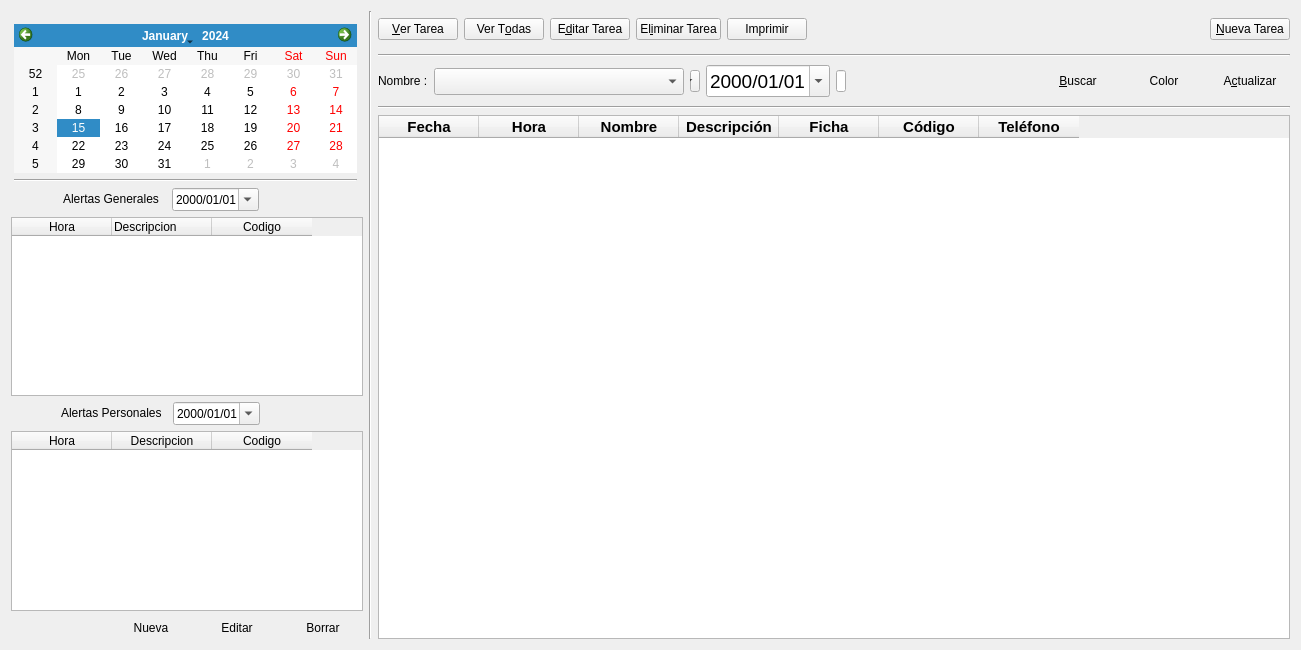
Above: agenda/agenda_ui.ui from rodety/manager before the change. Below: the same form after it.
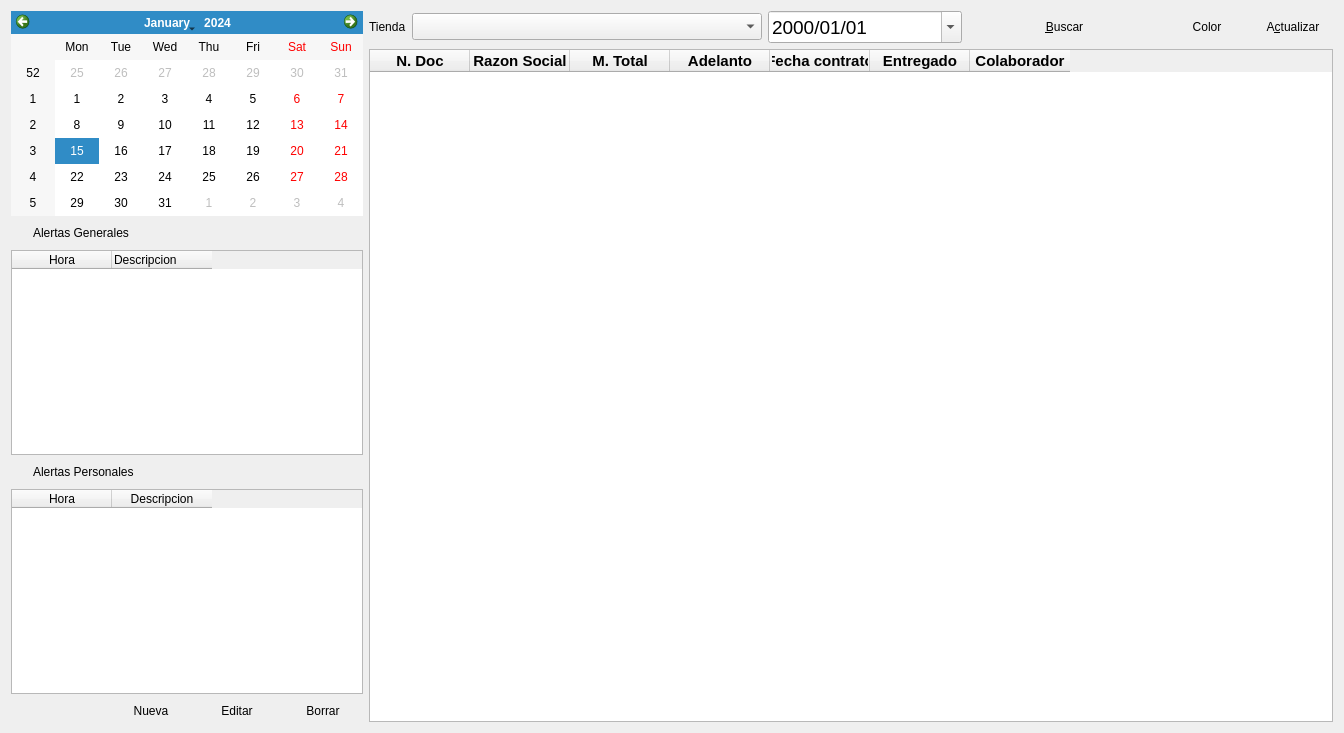
That is the form after the change. Icons and pictures are not drawn.

Diff of the .ui file:
```diff
--- a/agenda/agenda_ui.ui
+++ b/agenda/agenda_ui.ui
@@ -6,8 +6,8 @@
    <rect>
     <x>0</x>
     <y>0</y>
-    <width>1301</width>
-    <height>650</height>
+    <width>1344</width>
+    <height>733</height>
    </rect>
   </property>
   <property name="sizeIncrement">
@@ -19,34 +19,25 @@
   <property name="windowTitle">
    <string>Form</string>
   </property>
-  <layout class="QGridLayout" name="gridLayout_11">
+  <layout class="QGridLayout" name="gridLayout_2">
    <item row="0" column="0">
-    <layout class="QGridLayout" name="gridLayout_10">
-     <item row="0" column="1">
-      <widget class="Line" name="line_2">
-       <property name="sizePolicy">
-        <sizepolicy hsizetype="Fixed" vsizetype="Expanding">
-         <horstretch>0</horstretch>
-         <verstretch>0</verstretch>
-        </sizepolicy>
-       </property>
-       <property name="frameShadow">
-        <enum>QFrame::Sunken</enum>
-       </property>
-       <property name="lineWidth">
-        <number>1</number>
-       </property>
-       <property name="orientation">
-        <enum>Qt::Vertical</enum>
-       </property>
-      </widget>
-     </item>
-     <item row="0" column="2">
-      <layout class="QGridLayout" name="gridLayout_5">
-       <item row="0" column="0">
-        <layout class="QGridLayout" name="gridLayout_3">
-         <item row="0" column="0">
-          <widget class="QPushButton" name="pushButton_showTask">
+    <layout class="QGridLayout" name="gridLayout">
+     <item row="0" column="0" rowspan="2" colspan="2">
+      <layout class="QVBoxLayout" name="verticalLayout">
+       <item>
+        <widget class="QCalendarWidget" name="calendarWidget">
+         <property name="maximumSize">
+          <size>
+           <width>400</width>
+           <height>16777215</height>
+          </size>
+         </property>
+        </widget>
+       </item>
+       <item>
+        <layout class="QHBoxLayout" name="horizontalLayout">
+         <item>
+          <widget class="QLabel" name="label_2">
            <property name="sizePolicy">
             <sizepolicy hsizetype="Fixed" vsizetype="Fixed">
              <horstretch>0</horstretch>
@@ -54,57 +45,73 @@
             </sizepolicy>
            </property>
            <property name="text">
-            <string>&amp;Ver Tarea</string>
+            <string>Alertas Generales </string>
            </property>
-           <property name="icon">
-            <iconset resource="../Icons/Icons.qrc">
-             <normaloff>:/Icons/file_search.png</normaloff>:/Icons/file_search.png</iconset>
+          </widget>
+         </item>
+         <item>
+          <widget class="QPushButton" name="pushButton_show_SelectAlert">
+           <property name="enabled">
+            <bool>true</bool>
            </property>
-           <property name="iconSize">
-            <size>
-             <width>20</width>
-             <height>20</height>
-            </size>
+           <property name="sizePolicy">
+            <sizepolicy hsizetype="Fixed" vsizetype="Fixed">
+             <horstretch>0</horstretch>
+             <verstretch>0</verstretch>
+            </sizepolicy>
            </property>
            <property name="shortcut">
             <string>Alt+V</string>
            </property>
-           <property name="checkable">
-            <bool>false</bool>
+           <property name="text">
+            <string/>
            </property>
            <property name="autoRepeat">
             <bool>true</bool>
            </property>
-           <property name="autoDefault">
-            <bool>false</bool>
-           </property>
-           <property name="default">
-            <bool>false</bool>
-           </property>
            <property name="flat">
-            <bool>false</bool>
+            <bool>true</bool>
            </property>
           </widget>
          </item>
-         <item row="0" column="1">
-          <widget class="QPushButton" name="pushButton_showAll">
+         <item>
+          <widget class="QPushButton" name="pushButton_Alerta_General_show">
            <property name="sizePolicy">
             <sizepolicy hsizetype="Fixed" vsizetype="Fixed">
              <horstretch>0</horstretch>
              <verstretch>0</verstretch>
             </sizepolicy>
            </property>
-           <property name="statusTip">
+           <property name="text">
             <string/>
            </property>
            <property name="accessibleName">
             <string notr="true"/>
            </property>
-           <property name="accessibleDescription">
-            <string notr="true"/>
+           <property name="iconSize">
+            <size>
+             <width>16</width>
+             <height>16</height>
+            </size>
            </property>
+           <property name="flat">
+            <bool>true</bool>
+           </property>
+          </widget>
+         </item>
+         <item>
+          <widget class="QPushButton" name="pushButton_AlertaGeneral_changeColor">
+           <property name="enabled">
+            <bool>true</bool>
+           </property>
+           <property name="sizePolicy">
+            <sizepolicy hsizetype="Fixed" vsizetype="Fixed">
+             <horstretch>0</horstretch>
+             <verstretch>0</verstretch>
+            </sizepolicy>
+           </property>
            <property name="text">
-            <string>Ver T&amp;odas</string>
+            <string/>
            </property>
            <property name="icon">
             <iconset resource="../Icons/Icons.qrc">
@@ -112,38 +119,98 @@
            </property>
            <property name="iconSize">
             <size>
-             <width>20</width>
-             <height>20</height>
+             <width>16</width>
+             <height>16</height>
             </size>
            </property>
-           <property name="shortcut">
-            <string notr="true" extracomment="Para Mostrar todos">Alt+O</string>
-           </property>
-           <property name="checkable">
+           <property name="autoDefault">
             <bool>false</bool>
            </property>
-           <property name="checked">
+           <property name="default">
             <bool>false</bool>
            </property>
-           <property name="autoRepeat">
-            <bool>false</bool>
+           <property name="flat">
+            <bool>true</bool>
            </property>
-           <property name="autoExclusive">
-            <bool>false</bool>
+          </widget>
+         </item>
+        </layout>
+       </item>
+       <item>
+        <widget class="QTableWidget" name="tableWidget_Alert">
+         <property name="sizePolicy">
+          <sizepolicy hsizetype="Expanding" vsizetype="Expanding">
+           <horstretch>0</horstretch>
+           <verstretch>0</verstretch>
+          </sizepolicy>
+         </property>
+         <property name="minimumSize">
+          <size>
+           <width>0</width>
+           <height>0</height>
+          </size>
+         </property>
+         <property name="maximumSize">
+          <size>
+           <width>400</width>
+           <height>16777215</height>
+          </size>
+         </property>
+         <property name="wordWrap">
+          <bool>true</bool>
+         </property>
+         <column>
+          <property name="text">
+           <string>Hora</string>
+          </property>
+         </column>
+         <column>
+          <property name="text">
+           <string>Descripcion</string>
+          </property>
+          <property name="textAlignment">
+           <set>AlignLeft|AlignVCenter</set>
+          </property>
+         </column>
+        </widget>
+       </item>
+       <item>
+        <layout class="QHBoxLayout" name="horizontalLayout_2">
+         <item>
+          <widget class="QLabel" name="label_3">
+           <property name="sizePolicy">
+            <sizepolicy hsizetype="Fixed" vsizetype="Fixed">
+             <horstretch>0</horstretch>
+             <verstretch>0</verstretch>
+            </sizepolicy>
            </property>
-           <property name="autoDefault">
-            <bool>false</bool>
+           <property name="text">
+            <string>Alertas Personales </string>
            </property>
-           <property name="default">
-            <bool>false</bool>
+          </widget>
+         </item>
+         <item>
+          <widget class="QPushButton" name="pushButton_show_SelectAlert_Personales_4">
+           <property name="sizePolicy">
+            <sizepolicy hsizetype="Fixed" vsizetype="Fixed">
+             <horstretch>0</horstretch>
+             <verstretch>0</verstretch>
+            </sizepolicy>
            </property>
+           <property name="text">
+            <string/>
+           </property>
+           <property name="icon">
+            <iconset resource="../Icons/Icons.qrc">
+             <normaloff>:/Icons/playback_reload.png</normaloff>:/Icons/playback_reload.png</iconset>
+           </property>
            <property name="flat">
-            <bool>false</bool>
+            <bool>true</bool>
            </property>
           </widget>
          </item>
-         <item row="0" column="2">
-          <widget class="QPushButton" name="pushButton_editTask">
+         <item>
+          <widget class="QPushButton" name="pushButton_Alert_Personal_show">
            <property name="sizePolicy">
             <sizepolicy hsizetype="Fixed" vsizetype="Fixed">
              <horstretch>0</horstretch>
@@ -151,7 +218,7 @@
             </sizepolicy>
            </property>
            <property name="text">
-            <string>E&amp;ditar Tarea</string>
+            <string/>
            </property>
            <property name="icon">
             <iconset resource="../Icons/Icons.qrc">
@@ -159,20 +226,17 @@
            </property>
            <property name="iconSize">
             <size>
-             <width>20</width>
-             <height>20</height>
+             <width>16</width>
+             <height>16</height>
             </size>
            </property>
-           <property name="shortcut">
-            <string>Alt+D</string>
-           </property>
-           <property name="autoExclusive">
+           <property name="flat">
             <bool>true</bool>
            </property>
           </widget>
          </item>
-         <item row="0" column="4">
-          <widget class="QPushButton" name="pushButton_deleteTask">
+         <item>
+          <widget class="QPushButton" name="pushButton_Alert_Personal_changeColor">
            <property name="sizePolicy">
             <sizepolicy hsizetype="Fixed" vsizetype="Fixed">
              <horstretch>0</horstretch>
@@ -180,7 +244,7 @@
             </sizepolicy>
            </property>
            <property name="text">
-            <string>El&amp;iminar Tarea</string>
+            <string/>
            </property>
            <property name="icon">
             <iconset resource="../Icons/Icons.qrc">
@@ -188,30 +252,69 @@
            </property>
            <property name="iconSize">
             <size>
-             <width>20</width>
-             <height>20</height>
+             <width>16</width>
+             <height>16</height>
             </size>
            </property>
-           <property name="shortcut">
-            <string>Alt+I</string>
+           <property name="flat">
+            <bool>true</bool>
            </property>
           </widget>
          </item>
-         <item row="0" column="6">
-          <spacer name="horizontalSpacer_4">
+        </layout>
+       </item>
+       <item>
+        <widget class="QTableWidget" name="tableWidget_Alert_Personales">
+         <property name="sizePolicy">
+          <sizepolicy hsizetype="Expanding" vsizetype="Expanding">
+           <horstretch>0</horstretch>
+           <verstretch>0</verstretch>
+          </sizepolicy>
+         </property>
+         <property name="minimumSize">
+          <size>
+           <width>0</width>
+           <height>0</height>
+          </size>
+         </property>
+         <property name="maximumSize">
+          <size>
+           <width>400</width>
+           <height>16777215</height>
+          </size>
+         </property>
+         <property name="wordWrap">
+          <bool>true</bool>
+         </property>
+         <column>
+          <property name="text">
+           <string>Hora</string>
+          </property>
+         </column>
+         <column>
+          <property name="text">
+           <string>Descripcion</string>
+          </property>
+         </column>
+        </widget>
+       </item>
+       <item>
+        <layout class="QHBoxLayout" name="horizontalLayout_4">
+         <item>
+          <spacer name="horizontalSpacer">
            <property name="orientation">
             <enum>Qt::Horizontal</enum>
            </property>
            <property name="sizeHint" stdset="0">
             <size>
-             <width>1500</width>
-             <height>37</height>
+             <width>100</width>
+             <height>20</height>
             </size>
            </property>
           </spacer>
          </item>
-         <item row="0" column="7">
-          <widget class="QPushButton" name="pushButton_newTask">
+         <item>
+          <widget class="QPushButton" name="pushButton_Alert_Personales_add">
            <property name="sizePolicy">
             <sizepolicy hsizetype="Fixed" vsizetype="Fixed">
              <horstretch>0</horstretch>
@@ -219,7 +322,7 @@
             </sizepolicy>
            </property>
            <property name="text">
-            <string>&amp;Nueva Tarea</string>
+            <string>Nueva</string>
            </property>
            <property name="icon">
             <iconset resource="../Icons/Icons.qrc">
@@ -227,44 +330,89 @@
            </property>
            <property name="iconSize">
             <size>
-             <width>20</width>
-             <height>20</height>
+             <width>16</width>
+             <height>16</height>
             </size>
            </property>
-           <property name="shortcut">
-            <string>Alt+N</string>
+           <property name="flat">
+            <bool>true</bool>
            </property>
           </widget>
          </item>
-         <item row="0" column="5">
-          <widget class="QPushButton" name="pushButton_printList">
+         <item>
+          <widget class="QPushButton" name="pushButton_Alert_Personales_edit">
+           <property name="sizePolicy">
+            <sizepolicy hsizetype="Fixed" vsizetype="Fixed">
+             <horstretch>0</horstretch>
+             <verstretch>0</verstretch>
+            </sizepolicy>
+           </property>
            <property name="text">
-            <string>Imprimir</string>
+            <string>Editar</string>
            </property>
            <property name="icon">
             <iconset resource="../Icons/Icons.qrc">
-             <normaloff>:/Icons/Print.png</normaloff>:/Icons/Print.png</iconset>
+             <normaloff>:/Icons/1349716425_doc_edit.png</normaloff>:/Icons/1349716425_doc_edit.png</iconset>
+           </property>
+           <property name="iconSize">
+            <size>
+             <width>16</width>
+             <height>16</height>
+            </size>
+           </property>
+           <property name="flat">
+            <bool>true</bool>
+           </property>
+          </widget>
+         </item>
+         <item>
+          <widget class="QPushButton" name="pushButton_Alert_Personales_remove">
+           <property name="sizePolicy">
+            <sizepolicy hsizetype="Fixed" vsizetype="Fixed">
+             <horstretch>0</horstretch>
+             <verstretch>0</verstretch>
+            </sizepolicy>
+           </property>
+           <property name="text">
+            <string>Borrar</string>
+           </property>
+           <property name="icon">
+            <iconset resource="../Icons/Icons.qrc">
+             <normaloff>:/Icons/1349716428_trash.png</normaloff>:/Icons/1349716428_trash.png</iconset>
+           </property>
+           <property name="iconSize">
+            <size>
+             <width>16</width>
+             <height>16</height>
+            </size>
+           </property>
+           <property name="flat">
+            <bool>true</bool>
            </property>
           </widget>
          </item>
         </layout>
        </item>
-       <item row="1" column="0">
-        <widget class="Line" name="line">
-         <property name="sizePolicy">
-          <sizepolicy hsizetype="Minimum" vsizetype="Fixed">
-           <horstretch>0</horstretch>
-           <verstretch>0</verstretch>
-          </sizepolicy>
-         </property>
-         <property name="orientation">
-          <enum>Qt::Horizontal</enum>
-         </property>
-        </widget>
-       </item>
-       <item row="2" column="0">
-        <layout class="QGridLayout" name="gridLayout_2">
-         <item row="0" column="1">
+      </layout>
+     </item>
+     <item row="0" column="2" rowspan="2">
+      <layout class="QVBoxLayout" name="verticalLayout_2">
+       <item>
+        <layout class="QHBoxLayout" name="horizontalLayout_5">
+         <item>
+          <widget class="QLabel" name="label_4">
+           <property name="sizePolicy">
+            <sizepolicy hsizetype="Fixed" vsizetype="Fixed">
+             <horstretch>0</horstretch>
+             <verstretch>0</verstretch>
+            </sizepolicy>
+           </property>
+           <property name="text">
+            <string>Tienda</string>
+           </property>
+          </widget>
+         </item>
+         <item>
           <widget class="QComboBox" name="comboBox_Names">
            <property name="sizePolicy">
             <sizepolicy hsizetype="Expanding" vsizetype="Fixed">
@@ -291,29 +439,7 @@
            </property>
           </widget>
          </item>
-         <item row="0" column="2">
-          <widget class="QComboBox" name="comboBox_dni">
-           <property name="sizePolicy">
-            <sizepolicy hsizetype="Fixed" vsizetype="Fixed">
-             <horstretch>0</horstretch>
-             <verstretch>0</verstretch>
-            </sizepolicy>
-           </property>
-           <property name="minimumSize">
-            <size>
-             <width>10</width>
-             <height>0</height>
-            </size>
-           </property>
-           <property name="maximumSize">
-            <size>
-             <width>10</width>
-             <height>16777215</height>
-            </size>
-           </property>
-          </widget>
-         </item>
-         <item row="0" column="3">
+         <item>
           <widget class="QDateEdit" name="dateEdit_Agenda">
            <property name="font">
             <font>
@@ -331,23 +457,7 @@
            </property>
           </widget>
          </item>
-         <item row="0" column="4">
-          <widget class="QLineEdit" name="lineEdit_codigo">
-           <property name="sizePolicy">
-            <sizepolicy hsizetype="Fixed" vsizetype="Fixed">
-             <horstretch>0</horstretch>
-             <verstretch>0</verstretch>
-            </sizepolicy>
-           </property>
-           <property name="maximumSize">
-            <size>
-             <width>10</width>
-             <height>16777215</height>
-            </size>
-           </property>
-          </widget>
-         </item>
-         <item row="0" column="6">
+         <item>
           <widget class="QPushButton" name="pushButton_show_Agenda">
            <property name="text">
             <string>&amp;Buscar</string>
@@ -370,7 +480,7 @@
            </property>
           </widget>
          </item>
-         <item row="0" column="7">
+         <item>
           <widget class="QPushButton" name="pushButton_agenda_changeColor">
            <property name="enabled">
             <bool>true</bool>
@@ -405,7 +515,7 @@
            </property>
           </widget>
          </item>
-         <item row="0" column="8">
+         <item>
           <widget class="QPushButton" name="pushButton_update_Agenda">
            <property name="sizePolicy">
             <sizepolicy hsizetype="Fixed" vsizetype="Fixed">
@@ -452,539 +562,65 @@
            </property>
           </widget>
          </item>
-         <item row="0" column="0">
-          <widget class="QLabel" name="label_4">
-           <property name="sizePolicy">
-            <sizepolicy hsizetype="Fixed" vsizetype="Fixed">
-             <horstretch>0</horstretch>
-             <verstretch>0</verstretch>
-            </sizepolicy>
-           </property>
-           <property name="text">
-            <string>Nombre :</string>
-           </property>
-          </widget>
-         </item>
-         <item row="0" column="5">
-          <spacer name="horizontalSpacer_5">
-           <property name="orientation">
-            <enum>Qt::Horizontal</enum>
-           </property>
-           <property name="sizeHint" stdset="0">
-            <size>
-             <width>48</width>
-             <height>37</height>
-            </size>
-           </property>
-          </spacer>
-         </item>
         </layout>
        </item>
-       <item row="3" column="0">
-        <layout class="QGridLayout" name="gridLayout_4">
-         <item row="0" column="0">
-          <widget class="Line" name="line_4">
-           <property name="sizePolicy">
-            <sizepolicy hsizetype="Expanding" vsizetype="Fixed">
-             <horstretch>0</horstretch>
-             <verstretch>0</verstretch>
-            </sizepolicy>
-           </property>
-           <property name="orientation">
-            <enum>Qt::Horizontal</enum>
-           </property>
-          </widget>
-         </item>
-         <item row="1" column="0">
-          <widget class="QTableWidget" name="tablaView_Agend">
-           <property name="font">
-            <font>
-             <pointsize>11</pointsize>
-             <weight>75</weight>
-             <bold>true</bold>
-            </font>
-           </property>
-           <property name="frameShape">
-            <enum>QFrame::StyledPanel</enum>
-           </property>
-           <property name="frameShadow">
-            <enum>QFrame::Plain</enum>
-           </property>
-           <property name="midLineWidth">
-            <number>1</number>
-           </property>
-           <property name="sortingEnabled">
-            <bool>true</bool>
-           </property>
-           <column>
-            <property name="text">
-             <string>Fecha</string>
-            </property>
-           </column>
-           <column>
-            <property name="text">
-             <string>Hora</string>
-            </property>
-           </column>
-           <column>
-            <property name="text">
-             <string>Nombre</string>
-            </property>
-           </column>
-           <column>
-            <property name="text">
-             <string>Descripción</string>
-            </property>
-           </column>
-           <column>
-            <property name="text">
-             <string>Ficha</string>
-            </property>
-           </column>
-           <column>
-            <property name="text">
-             <string>Código</string>
-            </property>
-           </column>
-           <column>
-            <property name="text">
-             <string>Teléfono</string>
-            </property>
-           </column>
-          </widget>
-         </item>
-        </layout>
-       </item>
-      </layout>
-     </item>
-     <item row="0" column="0">
-      <layout class="QGridLayout" name="gridLayout_9">
-       <item row="0" column="0">
-        <spacer name="horizontalSpacer_2">
-         <property name="orientation">
-          <enum>Qt::Horizontal</enum>
+       <item>
+        <widget class="QTableWidget" name="tablaView_Agend">
+         <property name="font">
+          <font>
+           <pointsize>11</pointsize>
+           <weight>75</weight>
+           <bold>true</bold>
+          </font>
          </property>
-         <property name="sizeType">
-          <enum>QSizePolicy::Fixed</enum>
+         <property name="frameShape">
+          <enum>QFrame::StyledPanel</enum>
          </property>
-         <property name="sizeHint" stdset="0">
-          <size>
-           <width>351</width>
-           <height>13</height>
-          </size>
+         <property name="frameShadow">
+          <enum>QFrame::Plain</enum>
          </property>
-        </spacer>
-       </item>
-       <item row="1" column="0">
-        <layout class="QGridLayout" name="gridLayout_6">
-         <item row="2" column="0">
-          <layout class="QGridLayout" name="gridLayout_7">
-           <item row="0" column="0">
-            <widget class="QPushButton" name="pushButton_show_SelectAlert_Personales_4">
-             <property name="sizePolicy">
-              <sizepolicy hsizetype="Fixed" vsizetype="Fixed">
-               <horstretch>0</horstretch>
-               <verstretch>0</verstretch>
-              </sizepolicy>
-             </property>
-             <property name="text">
-              <string/>
-             </property>
-             <property name="icon">
-              <iconset resource="../Icons/Icons.qrc">
-               <normaloff>:/Icons/playback_reload.png</normaloff>:/Icons/playback_reload.png</iconset>
-             </property>
-             <property name="flat">
-              <bool>true</bool>
-             </property>
-            </widget>
-           </item>
-           <item row="0" column="1">
-            <widget class="QLabel" name="label_3">
-             <property name="sizePolicy">
-              <sizepolicy hsizetype="Fixed" vsizetype="Fixed">
-               <horstretch>0</horstretch>
-               <verstretch>0</verstretch>
-              </sizepolicy>
-             </property>
-             <property name="text">
-              <string>Alertas Personales </string>
-             </property>
-            </widget>
-           </item>
-           <item row="0" column="2">
-            <widget class="QDateEdit" name="dateEdit_Alerta_Personales">
-             <property name="sizePolicy">
-              <sizepolicy hsizetype="Fixed" vsizetype="Fixed">
-               <horstretch>0</horstretch>
-               <verstretch>0</verstretch>
-              </sizepolicy>
-             </property>
-             <property name="currentSection">
-              <enum>QDateTimeEdit::YearSection</enum>
-             </property>
-             <property name="displayFormat">
-              <string>yyyy/MM/dd</string>
-             </property>
-             <property name="calendarPopup">
-              <bool>true</bool>
-             </property>
-            </widget>
-           </item>
-           <item row="0" column="3">
-            <widget class="QPushButton" name="pushButton_Alert_Personal_show">
-             <property name="sizePolicy">
-              <sizepolicy hsizetype="Fixed" vsizetype="Fixed">
-               <horstretch>0</horstretch>
-               <verstretch>0</verstretch>
-              </sizepolicy>
-             </property>
-             <property name="text">
-              <string/>
-             </property>
-             <property name="icon">
-              <iconset resource="../Icons/Icons.qrc">
-               <normaloff>:/Icons/zoom.png</normaloff>:/Icons/zoom.png</iconset>
-             </property>
-             <property name="iconSize">
-              <size>
-               <width>16</width>
-               <height>16</height>
-              </size>
-             </property>
-             <property name="flat">
-              <bool>true</bool>
-             </property>
-            </widget>
-           </item>
-           <item row="0" column="4">
-            <widget class="QPushButton" name="pushButton_Alert_Personal_changeColor">
-             <property name="sizePolicy">
-              <sizepolicy hsizetype="Fixed" vsizetype="Fixed">
-               <horstretch>0</horstretch>
-               <verstretch>0</verstretch>
-              </sizepolicy>
-             </property>
-             <property name="text">
-              <string/>
-             </property>
-             <property name="icon">
-              <iconset resource="../Icons/Icons.qrc">
-               <normaloff>:/Icons/color_swatch.png</normaloff>:/Icons/color_swatch.png</iconset>
-             </property>
-             <property name="iconSize">
-              <size>
-               <width>16</width>
-               <height>16</height>
-              </size>
-             </property>
-             <property name="flat">
-              <bool>true</bool>
-             </property>
-            </widget>
-           </item>
-          </layout>
-         </item>
-         <item row="0" column="0">
-          <layout class="QGridLayout" name="gridLayout">
-           <item row="2" column="0">
-            <widget class="QPushButton" name="pushButton_show_SelectAlert">
-             <property name="sizePolicy">
-              <sizepolicy hsizetype="Fixed" vsizetype="Fixed">
-               <horstretch>0</horstretch>
-               <verstretch>0</verstretch>
-              </sizepolicy>
-             </property>
-             <property name="cursor">
-              <cursorShape>ArrowCursor</cursorShape>
-             </property>
-             <property name="text">
-              <string/>
-             </property>
-             <property name="icon">
-              <iconset resource="../Icons/Icons.qrc">
-               <normaloff>:/Icons/playback_reload.png</normaloff>:/Icons/playback_reload.png</iconset>
-             </property>
-             <property name="flat">
-              <bool>true</bool>
-             </property>
-            </widget>
-           </item>
-           <item row="2" column="1">
-            <widget class="QLabel" name="label_2">
-             <property name="sizePolicy">
-              <sizepolicy hsizetype="Fixed" vsizetype="Fixed">
-               <horstretch>0</horstretch>
-               <verstretch>0</verstretch>
-              </sizepolicy>
-             </property>
-             <property name="text">
-              <string>Alertas Generales </string>
-             </property>
-            </widget>
-           </item>
-           <item row="2" column="2">
-            <widget class="QDateEdit" name="dateEdit_Alerta">
-             <property name="sizePolicy">
-              <sizepolicy hsizetype="Fixed" vsizetype="Fixed">
-               <horstretch>0</horstretch>
-               <verstretch>0</verstretch>
-              </sizepolicy>
-             </property>
-             <property name="currentSection">
-              <enum>QDateTimeEdit::YearSection</enum>
-             </property>
-             <property name="displayFormat">
-              <string>yyyy/MM/dd</string>
-             </property>
-             <property name="calendarPopup">
-              <bool>true</bool>
-             </property>
-            </widget>
-           </item>
-           <item row="2" column="3">
-            <widget class="QPushButton" name="pushButton_Alerta_General_show">
-             <property name="sizePolicy">
-              <sizepolicy hsizetype="Fixed" vsizetype="Fixed">
-               <horstretch>0</horstretch>
-               <verstretch>0</verstretch>
-              </sizepolicy>
-             </property>
-             <property name="text">
-              <string/>
-             </property>
-             <property name="icon">
-              <iconset resource="../Icons/Icons.qrc">
-               <normaloff>:/Icons/zoom.png</normaloff>:/Icons/zoom.png</iconset>
-             </property>
-             <property name="iconSize">
-              <size>
-               <width>16</width>
-               <height>16</height>
-              </size>
-             </property>
-             <property name="flat">
-              <bool>true</bool>
-             </property>
-            </widget>
-           </item>
-           <item row="2" column="4">
-            <widget class="QPushButton" name="pushButton_AlertaGeneral_changeColor">
-             <property name="enabled">
-              <bool>true</bool>
-             </property>
-             <property name="sizePolicy">
-              <sizepolicy hsizetype="Fixed" vsizetype="Fixed">
-               <horstretch>0</horstretch>
-               <verstretch>0</verstretch>
-              </sizepolicy>
-             </property>
-             <property name="text">
-              <string/>
-             </property>
-             <property name="icon">
-              <iconset resource="../Icons/Icons.qrc">
-               <normaloff>:/Icons/color_swatch.png</normaloff>:/Icons/color_swatch.png</iconset>
-             </property>
-             <property name="iconSize">
-              <size>
-               <width>16</width>
-               <height>16</height>
-              </size>
-             </property>
-             <property name="autoDefault">
-              <bool>false</bool>
-             </property>
-             <property name="default">
-              <bool>false</bool>
-             </property>
-             <property name="flat">
-              <bool>true</bool>
-             </property>
-            </widget>
-           </item>
-           <item row="0" column="0" colspan="5">
-            <widget class="QCalendarWidget" name="calendarWidget"/>
-           </item>
-           <item row="1" column="0" colspan="5">
-            <widget class="Line" name="line_3">
-             <property name="orientation">
-              <enum>Qt::Horizontal</enum>
-             </property>
-            </widget>
-           </item>
-          </layout>
-         </item>
-         <item row="4" column="0">
-          <layout class="QGridLayout" name="gridLayout_8">
-           <item row="0" column="1">
-            <spacer name="horizontalSpacer">
-             <property name="orientation">
-              <enum>Qt::Horizontal</enum>
-             </property>
-             <property name="sizeType">
-              <enum>QSizePolicy::Fixed</enum>
-             </property>
-             <property name="sizeHint" stdset="0">
-              <size>
-               <width>100</width>
-               <height>20</height>
-              </size>
-             </property>
-            </spacer>
-           </item>
-           <item row="0" column="3">
-            <widget class="QPushButton" name="pushButton_Alert_Personales_edit">
-             <property name="sizePolicy">
-              <sizepolicy hsizetype="Fixed" vsizetype="Fixed">
-               <horstretch>0</horstretch>
-               <verstretch>0</verstretch>
-              </sizepolicy>
-             </property>
-             <property name="text">
-              <string>Editar</string>
-             </property>
-             <property name="icon">
-              <iconset resource="../Icons/Icons.qrc">
-               <normaloff>:/Icons/1349716425_doc_edit.png</normaloff>:/Icons/1349716425_doc_edit.png</iconset>
-             </property>
-             <property name="iconSize">
-              <size>
-               <width>16</width>
-               <height>16</height>
-              </size>
-             </property>
-             <property name="flat">
-              <bool>true</bool>
-             </property>
-            </widget>
-           </item>
-           <item row="0" column="2">
-            <widget class="QPushButton" name="pushButton_Alert_Personales_add">
-             <property name="sizePolicy">
-              <sizepolicy hsizetype="Fixed" vsizetype="Fixed">
-               <horstretch>0</horstretch>
-               <verstretch>0</verstretch>
-              </sizepolicy>
-             </property>
-             <property name="text">
-              <string>Nueva</string>
-             </property>
-             <property name="icon">
-              <iconset resource="../Icons/Icons.qrc">
-               <normaloff>:/Icons/1349716429_doc_plus.png</normaloff>:/Icons/1349716429_doc_plus.png</iconset>
-             </property>
-             <property name="iconSize">
-              <size>
-               <width>16</width>
-               <height>16</height>
-              </size>
-             </property>
-             <property name="flat">
-              <bool>true</bool>
-             </property>
-            </widget>
-           </item>
-           <item row="0" column="4">
-            <widget class="QPushButton" name="pushButton_Alert_Personales_remove">
-             <property name="sizePolicy">
-              <sizepolicy hsizetype="Fixed" vsizetype="Fixed">
-               <horstretch>0</horstretch>
-               <verstretch>0</verstretch>
-              </sizepolicy>
-             </property>
-             <property name="text">
-              <string>Borrar</string>
-             </property>
-             <property name="icon">
-              <iconset resource="../Icons/Icons.qrc">
-               <normaloff>:/Icons/1349716428_trash.png</normaloff>:/Icons/1349716428_trash.png</iconset>
-             </property>
-             <property name="iconSize">
-              <size>
-               <width>16</width>
-               <height>16</height>
-              </size>
-             </property>
-             <property name="flat">
-              <bool>true</bool>
-             </property>
-            </widget>
-           </item>
-          </layout>
-         </item>
-         <item row="3" column="0">
-          <widget class="QTableWidget" name="tableWidget_Alert_Personales">
-           <property name="sizePolicy">
-            <sizepolicy hsizetype="Expanding" vsizetype="Expanding">
-             <horstretch>0</horstretch>
-             <verstretch>0</verstretch>
-            </sizepolicy>
-           </property>
-           <property name="minimumSize">
-            <size>
-             <width>0</width>
-             <height>0</height>
-            </size>
-           </property>
-           <property name="wordWrap">
-            <bool>true</bool>
-           </property>
-           <column>
-            <property name="text">
-             <string>Hora</string>
-            </property>
-           </column>
-           <column>
-            <property name="text">
-             <string>Descripcion</string>
-            </property>
-           </column>
-           <column>
-            <property name="text">
-             <string>Codigo</string>
-            </property>
-           </column>
-          </widget>
-         </item>
-         <item row="1" column="0">
-          <widget class="QTableWidget" name="tableWidget_Alert">
-           <property name="sizePolicy">
-            <sizepolicy hsizetype="Expanding" vsizetype="Expanding">
-             <horstretch>0</horstretch>
-             <verstretch>0</verstretch>
-            </sizepolicy>
-           </property>
-           <property name="minimumSize">
-            <size>
-             <width>0</width>
-             <height>0</height>
-            </size>
-           </property>
-           <property name="wordWrap">
-            <bool>true</bool>
-           </property>
-           <column>
-            <property name="text">
-             <string>Hora</string>
-            </property>
-           </column>
-           <column>
-            <property name="text">
-             <string>Descripcion</string>
-            </property>
-            <property name="textAlignment">
-             <set>AlignLeft|AlignVCenter</set>
-            </property>
-           </column>
-           <column>
-            <property name="text">
-             <string>Codigo</string>
-            </property>
-           </column>
-          </widget>
-         </item>
-        </layout>
+         <property name="midLineWidth">
+          <number>1</number>
+         </property>
+         <property name="sortingEnabled">
+          <bool>true</bool>
+         </property>
+         <column>
+          <property name="text">
+           <string>N. Doc</string>
+          </property>
+         </column>
+         <column>
+          <property name="text">
+           <string>Razon Social</string>
+          </property>
+         </column>
+         <column>
+          <property name="text">
+           <string>M. Total</string>
+          </property>
+         </column>
+         <column>
+          <property name="text">
+           <string>Adelanto</string>
+          </property>
+         </column>
+         <column>
+          <property name="text">
+           <string>Fecha contrato</string>
+          </property>
+         </column>
+         <column>
+          <property name="text">
+           <string>Entregado</string>
+          </property>
+         </column>
+         <column>
+          <property name="text">
+           <string>Colaborador</string>
+          </property>
+         </column>
+        </widget>
        </item>
       </layout>
      </item>
```
Left out of the diff: 35 changed lines with no effect on the pictures.
